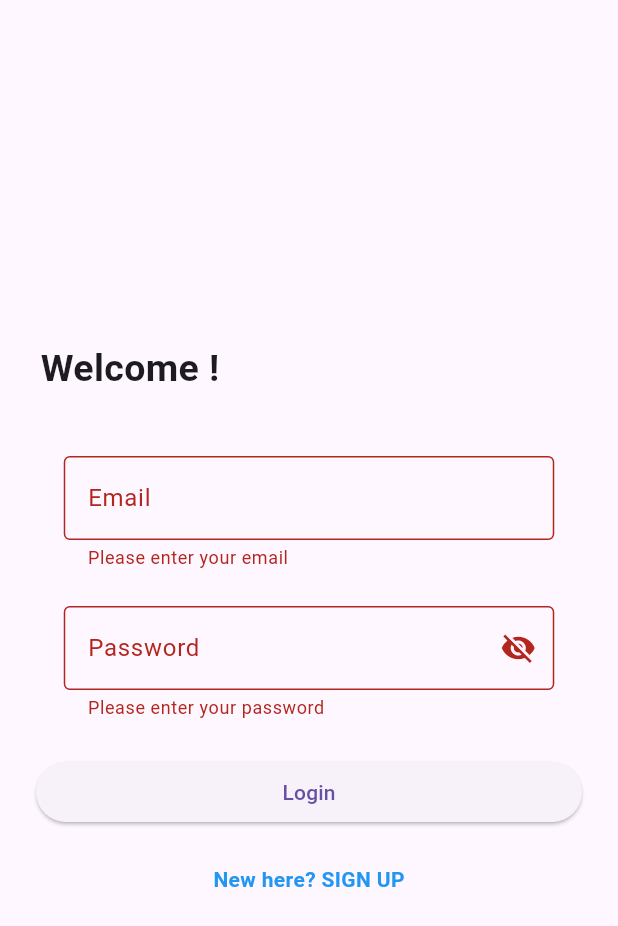
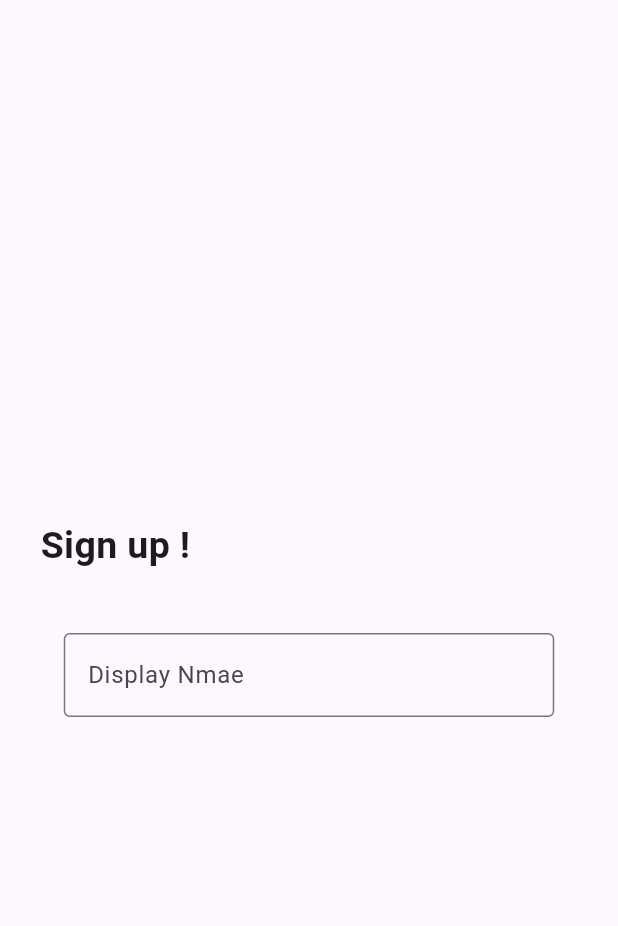
Before and after one commit to Urawit/ev_planner, a Flutter app: the screen it shows after launch, after a tap on "Login", after a tap on "New here? SIGN UP", on a phone screen of 412 x 824 dp. Shown: the top 926 px of the screen. Run offline on Flutter 3.47's test engine with Material 3 defaults, Android fonts, the light colour scheme and no system bars; our stand-ins replace dartz, flutter_riverpod, freezed_annotation, go_router.

Commit message:
feat: init register page

```diff
--- /dev/null
+++ b/lib/features/register/presentation/logic/register_provider.dart
@@ -0,0 +1,13 @@
+import 'package:flutter_riverpod/flutter_riverpod.dart';
+
+
+
+final registerObscurePasswordProvider = StateProvider<bool>((ref) => true);
+
+final registerObscureConfirmPasswordProvider = StateProvider<bool>((ref) => true);
+
+final registerDisplayNameErrorProvider = StateProvider<String?>((ref) => null);
+
+final registerEmailErrorProvider = StateProvider<String?>((ref) => null);
+
+final registerPasswordErrorProvider = StateProvider<String?>((ref) => null);
--- /dev/null
+++ b/lib/features/register/presentation/register_page.dart
@@ -0,0 +1,193 @@
+import 'package:flutter/material.dart';
+import 'package:flutter_riverpod/flutter_riverpod.dart';
+import 'package:go_router/go_router.dart';
+
+import '../../../shared/theme/ev_design_system.dart';
+import 'logic/register_provider.dart';
+
+class RegisterPage extends ConsumerStatefulWidget {
+  const RegisterPage({super.key});
+
+  @override
+  RegisterPageState createState() => RegisterPageState();
+}
+
+class RegisterPageState extends ConsumerState<RegisterPage> {
+  final TextEditingController displayNameController = TextEditingController();
+  final TextEditingController emailController = TextEditingController();
+  final TextEditingController passwordController = TextEditingController();
+
+  @override
+  void dispose() {
+    emailController.dispose();
+    passwordController.dispose();
+    super.dispose();
+  }
+
+  // void validate() {
+  //   final email = emailController.text.trim();
+  //   final password = passwordController.text.trim();
+
+  //   bool isValid = true;
+
+  //   if (email.isEmpty) {
+  //     ref.read(signInEmailErrorProvider.notifier).state = "Please enter your email";
+  //     isValid = false;
+  //   } else {
+  //     ref.read(signInEmailErrorProvider.notifier).state = null;
+  //   }
+
+  //   if (password.isEmpty) {
+  //     ref.read(signInPasswordErrorProvider.notifier).state =
+  //         "Please enter your password";
+  //     isValid = false;
+  //   } else {
+  //     ref.read(signInPasswordErrorProvider.notifier).state = null;
+  //   }
+
+  //   if (isValid) {
+  //     ref.read(signInProvider.notifier).signIn(
+  //           email: email,
+  //           password: password,
+  //         );
+  //   }
+  // }
+
+  @override
+  Widget build(BuildContext context) {
+    final isPasswordObscure = ref.watch(registerObscurePasswordProvider);
+    final isConfirmPasswordObscure = ref.watch(registerObscureConfirmPasswordProvider);
+
+    final isDisplayNameError = ref.watch(registerDisplayNameErrorProvider);
+    final isEmailError = ref.watch(registerEmailErrorProvider);
+    final isPasswordError = ref.watch(registerPasswordErrorProvider);
+
+    // ref.listen(signInProvider, (previous, next) {
+    //   next.whenOrNull(
+    //     success: (_) {
+    //       context.go('/navigation');
+    //     },
+    //     //TODO Handle error
+    //     error: (error) {
+    //       // if (error is InvalidCredentialsException) {
+    //       // } else if (error is UserNotFoundException) {
+    //       // } else if (error is AccountLockedException) {
+    //       // } else {}
+    //     },
+    //   );
+    // });
+
+    return Scaffold(
+      body: Center(
+        child: Column(
+          mainAxisAlignment: MainAxisAlignment.center,
+          children: [
+            Align(
+              alignment: Alignment.centerLeft,
+              child: Padding(
+                padding: const EdgeInsets.only(left: 27, bottom: 40),
+                child: Text('Sign up !',
+                    style: EVDesignSystem.textStyles.headline1),
+              ),
+            ),
+             SizedBox(
+                width: 327,
+                child: TextField(
+                    onChanged: (_) {
+                      ref.read(registerDisplayNameErrorProvider.notifier).state = null;
+                    },
+                    controller: displayNameController,
+                    decoration: InputDecoration(
+                      border: OutlineInputBorder(
+                        borderSide: BorderSide(
+                          color:
+                              isDisplayNameError != null ? Colors.red : Colors.grey,
+                        ),
+                      ),
+                      labelText: 'Display Nmae',
+                      errorText: isDisplayNameError,
+                    ))),
+            // SizedBox(
+            //     width: 327,
+            //     child: TextField(
+            //         onChanged: (_) {
+            //           ref.read(signInEmailErrorProvider.notifier).state = null;
+            //         },
+            //         controller: emailController,
+            //         decoration: InputDecoration(
+            //           border: OutlineInputBorder(
+            //             borderSide: BorderSide(
+            //               color:
+            //                   isEmailError != null ? Colors.red : Colors.grey,
+            //             ),
+            //           ),
+            //           labelText: 'Email',
+            //           errorText: isEmailError,
+            //         ))),
+            // const SizedBox(height: 24),
+            // SizedBox(
+            //   width: 327,
+            //   child: TextField(
+            //     onChanged: (_) {
+            //       ref.read(signInPasswordErrorProvider.notifier).state = null;
+            //     },
+            //     controller: passwordController,
+            //     obscureText: isObscure,
+            //     decoration: InputDecoration(
+            //       border: OutlineInputBorder(
+            //         borderSide: BorderSide(
+            //           color: isPasswordError != null ? Colors.red : Colors.grey,
+            //         ),
+            //       ),
+            //       errorText: isPasswordError,
+            //       labelText: 'Password',
+            //       suffixIcon: IconButton(
+            //         icon: Icon(
+            //           isObscure ? Icons.visibility_off : Icons.visibility,
+            //         ),
+            //         onPressed: () {
+            //           ref.read(signInObscurePasswordProvider.notifier).state =
+            //               !isObscure;
+            //         },
+            //       ),
+            //     ),
+            //   ),
+            // ),
+            // const SizedBox(height: 24),
+            // Padding(
+            //   padding: const EdgeInsets.symmetric(horizontal: 24),
+            //   child: Row(
+            //     children: [
+            //       Expanded(
+            //         child: ElevatedButton(
+            //             style: ElevatedButton.styleFrom(
+            //               backgroundColor: Color(0xFFEB7A29), // Button color
+            //               foregroundColor: Colors.white, // Text color
+            //               padding: const EdgeInsets.symmetric(vertical: 16), // Optional: Adjust padding
+            //               shape: RoundedRectangleBorder(
+            //                 borderRadius: BorderRadius.circular(8), // Optional: Rounded corners
+            //               ),
+            //             ),
+            //             onPressed: validate,
+            //             child: const Text('Login')),
+            //       ),
+            //     ],
+            //   ),
+            // ),
+            // const SizedBox(height: 24),
+            // GestureDetector(
+            //   onTap: () => context.go('/register'),
+            //   child: const Text(
+            //     "New here? SIGN UP",
+            //     style: TextStyle(
+            //       color: Colors.grey,
+            //       fontWeight: FontWeight.bold,
+            //     ),
+            //   ),
+            // )
+          ],
+        ),
+      ),
+    );
+  }
+}
--- a/lib/features/sign_in/data/datasources/sign_in_mock_datasource.dart
+++ b/lib/features/sign_in/data/datasources/sign_in_mock_datasource.dart
@@ -13,7 +13,7 @@ class SignInMockDataSource implements SignInIDataSource {
           userContext: UserContextModel(
               email: 'email', username: 'admin', vehicleModel: 'vehicleModel'));
     } else {
-      throw InvalidInputException(
+      throw InvalidPasswordException(
           errorCode: '400', errorMessage: 'InvalidInputException');
     }
   }
--- a/lib/features/sign_in/presentation/logic/sign_in_provider.dart
+++ b/lib/features/sign_in/presentation/logic/sign_in_provider.dart
@@ -11,11 +11,11 @@ final signInProvider =
     NotifierProvider.autoDispose<SignInNotifier, SignInState>(
         SignInNotifier.new);
 
-final obscurePasswordProvider = StateProvider<bool>((ref) => true);
+final signInObscurePasswordProvider = StateProvider<bool>((ref) => true);
 
-final emailErrorProvider = StateProvider<String?>((ref) => null);
+final signInEmailErrorProvider = StateProvider<String?>((ref) => null);
 
-final passwordErrorProvider = StateProvider<String?>((ref) => null);
+final signInPasswordErrorProvider = StateProvider<String?>((ref) => null);
 
 final signInRepositoryProvider = Provider.autoDispose<SignInIRepository>((ref) {
   // TODO change to datasource
--- a/lib/features/sign_in/presentation/sign_in_page.dart
+++ b/lib/features/sign_in/presentation/sign_in_page.dart
@@ -1,5 +1,6 @@
 import 'package:flutter/material.dart';
 import 'package:flutter_riverpod/flutter_riverpod.dart';
+import 'package:go_router/go_router.dart';
 
 import '../../../shared/theme/ev_design_system.dart';
 import 'logic/sign_in_provider.dart';
@@ -29,18 +30,18 @@ class SignInPageState extends ConsumerState<SignInPage> {
     bool isValid = true;
 
     if (email.isEmpty) {
-      ref.read(emailErrorProvider.notifier).state = "Please enter your email";
+      ref.read(signInEmailErrorProvider.notifier).state = "Please enter your email";
       isValid = false;
     } else {
-      ref.read(emailErrorProvider.notifier).state = null;
+      ref.read(signInEmailErrorProvider.notifier).state = null;
     }
 
     if (password.isEmpty) {
-      ref.read(passwordErrorProvider.notifier).state =
+      ref.read(signInPasswordErrorProvider.notifier).state =
           "Please enter your password";
       isValid = false;
     } else {
-      ref.read(passwordErrorProvider.notifier).state = null;
+      ref.read(signInPasswordErrorProvider.notifier).state = null;
     }
 
     if (isValid) {
@@ -53,16 +54,16 @@ class SignInPageState extends ConsumerState<SignInPage> {
 
   @override
   Widget build(BuildContext context) {
-    final isObscure = ref.watch(obscurePasswordProvider);
-    final isEmailError = ref.watch(emailErrorProvider);
-    final isPasswordError = ref.watch(passwordErrorProvider);
+    final isObscure = ref.watch(signInObscurePasswordProvider);
+    final isEmailError = ref.watch(signInEmailErrorProvider);
+    final isPasswordError = ref.watch(signInPasswordErrorProvider);
 
-    //TODO validation with ref.listen and navigation
     ref.listen(signInProvider, (previous, next) {
       next.whenOrNull(
         success: (_) {
-          Navigator.pushReplacementNamed(context, '/home');
+          context.go('/navigation');
         },
+        //TODO Handle error
         error: (error) {
           // if (error is InvalidCredentialsException) {
           // } else if (error is UserNotFoundException) {
@@ -89,7 +90,7 @@ class SignInPageState extends ConsumerState<SignInPage> {
                 width: 327,
                 child: TextField(
                     onChanged: (_) {
-                      ref.read(emailErrorProvider.notifier).state = null;
+                      ref.read(signInEmailErrorProvider.notifier).state = null;
                     },
                     controller: emailController,
                     decoration: InputDecoration(
@@ -107,7 +108,7 @@ class SignInPageState extends ConsumerState<SignInPage> {
               width: 327,
               child: TextField(
                 onChanged: (_) {
-                  ref.read(passwordErrorProvider.notifier).state = null;
+                  ref.read(signInPasswordErrorProvider.notifier).state = null;
                 },
                 controller: passwordController,
                 obscureText: isObscure,
@@ -124,7 +125,7 @@ class SignInPageState extends ConsumerState<SignInPage> {
                       isObscure ? Icons.visibility_off : Icons.visibility,
                     ),
                     onPressed: () {
-                      ref.read(obscurePasswordProvider.notifier).state =
+                      ref.read(signInObscurePasswordProvider.notifier).state =
                           !isObscure;
                     },
                   ),
@@ -138,7 +139,14 @@ class SignInPageState extends ConsumerState<SignInPage> {
                 children: [
                   Expanded(
                     child: ElevatedButton(
-                        style: null,
+                        style: ElevatedButton.styleFrom(
+                          backgroundColor: Color(0xFFEB7A29), // Button color
+                          foregroundColor: Colors.white, // Text color
+                          padding: const EdgeInsets.symmetric(vertical: 16), // Optional: Adjust padding
+                          shape: RoundedRectangleBorder(
+                            borderRadius: BorderRadius.circular(8), // Optional: Rounded corners
+                          ),
+                        ),
                         onPressed: validate,
                         child: const Text('Login')),
                   ),
@@ -147,11 +155,11 @@ class SignInPageState extends ConsumerState<SignInPage> {
             ),
             const SizedBox(height: 24),
             GestureDetector(
-              onTap: () {},
+              onTap: () => context.go('/register'),
               child: const Text(
                 "New here? SIGN UP",
                 style: TextStyle(
-                  color: Colors.blue, // Make it look like a link
+                  color: Colors.grey,
                   fontWeight: FontWeight.bold,
                 ),
               ),
--- a/lib/shared/exception/exception.dart
+++ b/lib/shared/exception/exception.dart
@@ -21,8 +21,15 @@ class ServerException extends AnyException {
   String get name => "ServerException";
 }
 
-class InvalidInputException extends AnyException {
-  InvalidInputException({String? errorCode, String? errorMessage}) : super(ErrorMessageModel(errorCode: errorCode, errorMessage: errorMessage));
+class InvalidPasswordException extends AnyException {
+  InvalidPasswordException({String? errorCode, String? errorMessage}) : super(ErrorMessageModel(errorCode: errorCode, errorMessage: errorMessage));
   @override
-  String get name => "InvalidInputException";
+  String get name => "InvalidPasswordException";
 }
+
+// TODO Implement this to signin datasource
+class UserNotFoundException extends AnyException {
+  UserNotFoundException({String? errorCode, String? errorMessage}) : super(ErrorMessageModel(errorCode: errorCode, errorMessage: errorMessage));
+  @override
+  String get name => "UserNotFoundException";
+}
```
Also changed, not shown: lib/core/routes/go_routes.dart (+16 -0 lines), lib/features/navigation/presentation/navigation_page.dart (added, +17 -0 lines), 2 other files.
